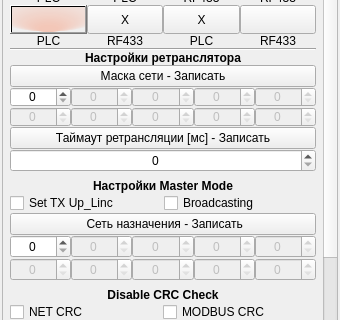
DavidSiegman/PLC_RF_Configurator, file ANDROID_FORMS/plc_rf_netsettings_form.ui: the form before one commit; both pictures show x 0 to 340 and y 119 to 439 of the 340 by 560 pixel window.
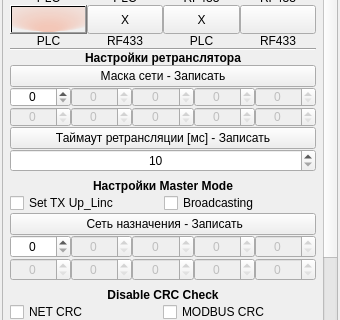
The form after the commit. Icons and pictures are not drawn.

The edit to the form file:
```diff
--- a/ANDROID_FORMS/plc_rf_netsettings_form.ui
+++ b/ANDROID_FORMS/plc_rf_netsettings_form.ui
@@ -960,11 +960,14 @@
                   <property name="alignment">
                    <set>Qt::AlignCenter</set>
                   </property>
+                  <property name="minimum">
+                   <number>10</number>
+                  </property>
                   <property name="maximum">
                    <number>30000</number>
                   </property>
                   <property name="value">
-                   <number>0</number>
+                   <number>10</number>
                   </property>
                  </widget>
                 </item>
```
